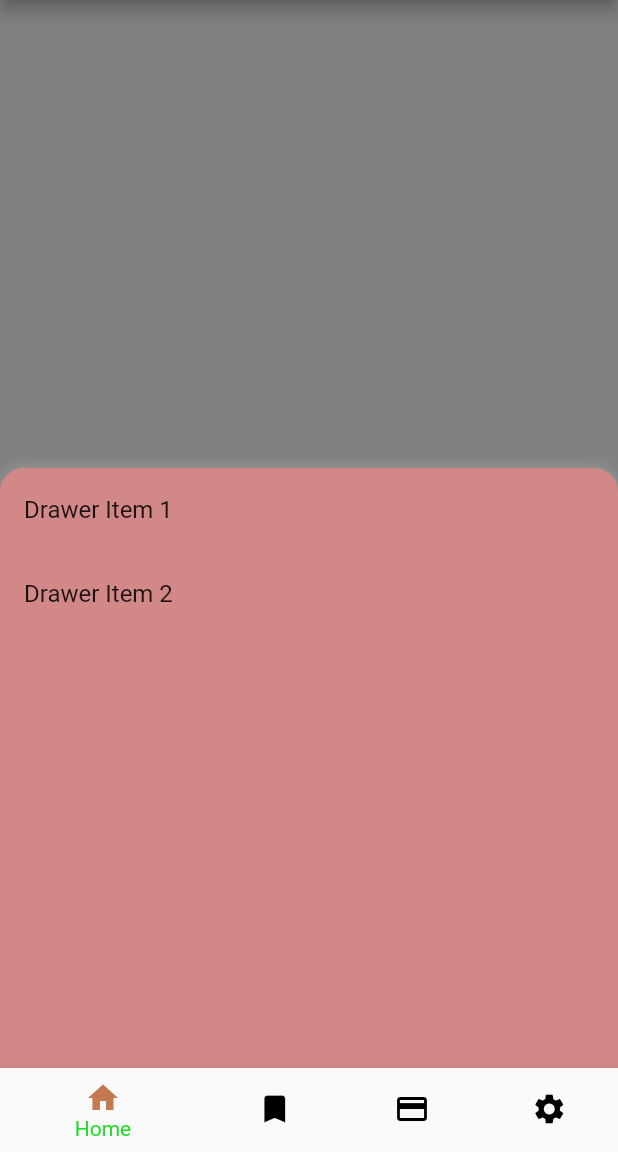
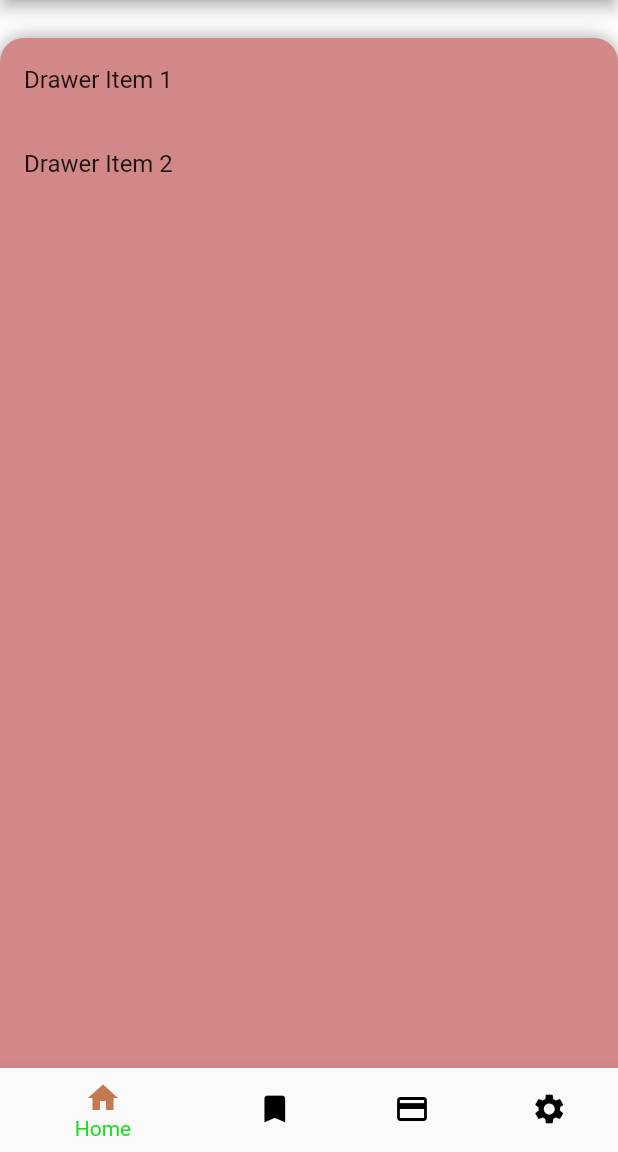
Before and after one commit to AkashSharma786/BusTracking, a Flutter app: the screen it shows after launch, item 2 of the bottom bar chosen, on a phone screen of 412 x 824 dp, the part 84-1236 px from its top. Run offline on Flutter 3.47's test engine with Material 2 defaults, Android fonts, the phone set to English and light mode, and no system bars; our stand-ins replace google_fonts.

Commit message:
Dynamic Screen size made

```diff
--- a/lib/pages/home_page.dart
+++ b/lib/pages/home_page.dart
@@ -25,6 +25,8 @@ class HomePage extends StatefulWidget {
 }
 
 class HomePageState extends State<HomePage> {
+
+  late double screenHeight;
 
   bool isDrawerOpen = false;
   int index = 0;
@@ -63,6 +65,8 @@ void toggleRightDrawer(){
   @override
   Widget build(BuildContext context) {
 
+    screenHeight = MediaQuery.of(context).size.height - MediaQuery.of(context).size.height /6;
+
 
        Widget content ;
 
@@ -75,24 +79,24 @@ void toggleRightDrawer(){
            break;
 
             case 1:
-             content = Bookmark(isOpen : isDrawerOpen);
+             content = Bookmark(isOpen : isDrawerOpen , height: screenHeight,);
 
              print("case $index called");
 
             break;
 
             case 2:
-            content = PayMentDrawer(isOpen: isDrawerOpen);
+            content = PayMentDrawer(isOpen: isDrawerOpen , height: screenHeight,);
 
             break;
 
             case 3:
-            content = SettingsDrawer(isOpen: isDrawerOpen);
+            content = SettingsDrawer(isOpen: isDrawerOpen , height: screenHeight,);
             break;
 
 
             default:
-            content =  Bookmark(isOpen: isDrawerOpen);
+            content =  Bookmark(isOpen: isDrawerOpen , height: screenHeight,);
           }
 
 
--- a/lib/pages/home_widgets/app_bar.dart
+++ b/lib/pages/home_widgets/app_bar.dart
@@ -41,9 +41,6 @@ class CustomAppBarState extends State<NavBar>{
               )
           ),
 
-
-
-
         ],
       );
     }
--- a/lib/pages/home_widgets/bookmark_drawer.dart
+++ b/lib/pages/home_widgets/bookmark_drawer.dart
@@ -2,8 +2,8 @@ import 'package:flutter/material.dart';
 
 class Bookmark extends StatefulWidget {
   bool isOpen;
-
-  Bookmark({super.key, required this.isOpen});
+  double height;
+  Bookmark({super.key, required this.isOpen , required this.height});
 
   @override
   State<Bookmark> createState() => BookmarkState();
@@ -25,13 +25,13 @@ class BookmarkState extends State<Bookmark> {
           child: Text('Content fgfgfgfg of the screen'),
         ),
 
-            if ((widget.isOpen))
-              GestureDetector(
-                onTap: toggleDrawer, // Close the drawer on tap
-                child: Container(
-                  color: Colors.black.withOpacity(0.5), // Background overlay
-                ),
-              ),
+            // if ((widget.isOpen))
+            //   GestureDetector(
+            //     onTap: toggleDrawer, // Close the drawer on tap
+            //     child: Container(
+            //       color: Colors.black.withOpacity(0.5), // Background overlay
+            //     ),
+            //   ),
 
 
             AnimatedPositioned(
@@ -39,9 +39,9 @@ class BookmarkState extends State<Bookmark> {
               left: 0,
               right: 0,
               bottom:
-                  widget.isOpen ? 0 : -400, // Control the height of the drawer
+                  widget.isOpen ? 0 : -widget.height, // Control the height of the drawer
               child: Container(
-                height: 400, // Set the height of the drawer as needed
+                height: widget.height, // Set the height of the drawer as needed
                 decoration: BoxDecoration(
                   color: Color.fromARGB(255, 211, 136, 136),
                   borderRadius:
```
Also changed, not shown: lib/pages/home_widgets/payments_drawer.dart (+4 -4 lines), lib/pages/home_widgets/settings_drawer.dart (+4 -4 lines).
